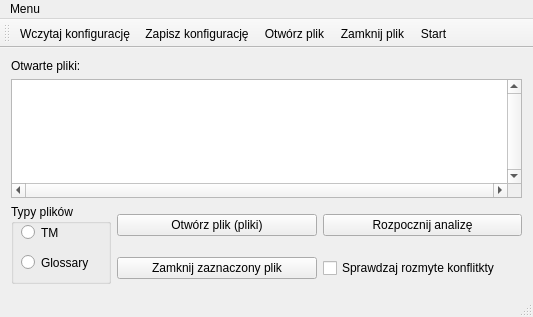
This is mainwindow.ui in benkopolis/conflict-resolver as Qt 5 draws it before an edit. The edited form follows.
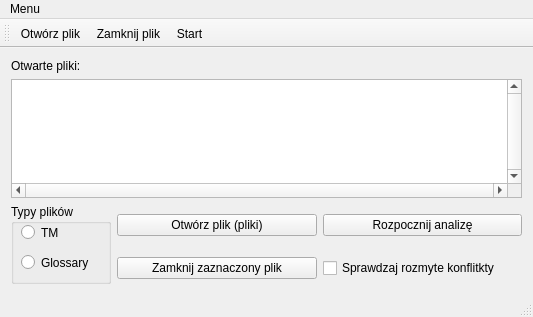
This is the edited form.

Diff of the .ui file:
```diff
--- a/mainwindow.ui
+++ b/mainwindow.ui
@@ -191,8 +191,6 @@
    <attribute name="toolBarBreak">
     <bool>false</bool>
    </attribute>
-   <addaction name="actionWczytaj_konfiguracj"/>
-   <addaction name="actionZapisz_konfiguracj"/>
    <addaction name="actionOpenFile"/>
    <addaction name="actionCloseFile"/>
    <addaction name="actionStart"/>
```
Left out of the diff: 182 changed lines with no effect on the pictures.
